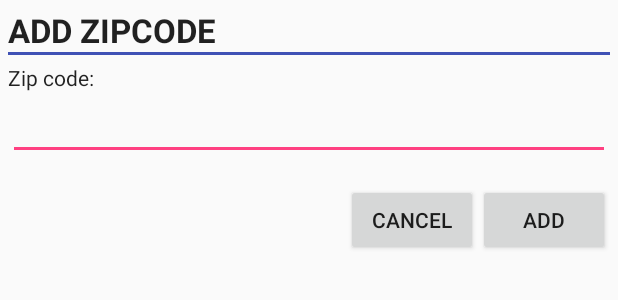
After one commit to giovas17/WeatherApp, an Android app: the layout zip_dialog.xml on its own in the app's theme, with its tools: preview values and no code run, on a phone screen of 412 x 824 dp. The commit adds this screen. Shown: the top 300 px of the screen. Run offline under Robolectric (Android 15) with nearby library versions, the phone set to English and light mode, and no system bars.

Commit message:
New layout for adding zip code dialog, also the creation of the database and the implementation of db in ZipCodes activity

```diff
--- a/app/src/main/java/com/giovas/weatherapp/Splash.java
+++ b/app/src/main/java/com/giovas/weatherapp/Splash.java
@@ -28,6 +28,7 @@ public class Splash extends AppCompatActivity {
                 }finally {
                     Intent intent = new Intent(Splash.this,MainActivity.class);
                     startActivity(intent);
+                    finish();
                 }
             }
         };
--- /dev/null
+++ b/app/src/main/res/drawable/remove_icon.xml
@@ -0,0 +1,5 @@
+<?xml version="1.0" encoding="utf-8"?>
+<selector xmlns:android="http://schemas.android.com/apk/res/android">
+    <item android:state_pressed="true" android:drawable="@drawable/ic_close_white_24dp"/>
+    <item android:drawable="@drawable/ic_close_black_24dp"/>
+</selector>
--- a/app/src/main/res/layout/layout_item_zipcodes.xml
+++ b/app/src/main/res/layout/layout_item_zipcodes.xml
@@ -26,7 +26,8 @@
             android:layout_height="wrap_content"
             android:layout_gravity="center"
             android:id="@+id/removeZipCode"
-            android:background="@drawable/ic_close_black_24dp"/>
+            android:clickable="true"
+            android:background="@drawable/remove_icon"/>
 
     </LinearLayout>
 
--- /dev/null
+++ b/app/src/main/res/layout/zip_dialog.xml
@@ -0,0 +1,54 @@
+<?xml version="1.0" encoding="utf-8"?>
+<LinearLayout xmlns:android="http://schemas.android.com/apk/res/android"
+    android:orientation="vertical" android:layout_width="match_parent"
+    android:padding="@dimen/minimal_padding"
+    android:layout_height="wrap_content">
+
+    <TextView
+        android:layout_width="wrap_content"
+        android:layout_height="wrap_content"
+        android:textAppearance="?android:attr/textAppearanceLarge"
+        android:text="@string/action_zip_codes"
+        android:textAllCaps="true"
+        android:textStyle="bold"
+        android:id="@+id/textTitle" />
+
+    <View
+        android:layout_width="match_parent"
+        android:layout_height="@dimen/separator"
+        android:background="@color/colorPrimary"/>
+
+    <TextView
+        android:layout_width="wrap_content"
+        android:layout_height="wrap_content"
+        android:text="@string/zipcode"
+        android:textAppearance="@style/TextAppearance.AppCompat.Body1"
+        android:layout_marginTop="@dimen/minimal_padding"/>
+
+    <EditText
+        android:id="@+id/zipcodeEntry"
+        android:layout_width="match_parent"
+        android:layout_height="wrap_content"
+        android:inputType="number"/>
+
+    <LinearLayout
+        android:layout_width="match_parent"
+        android:layout_height="wrap_content"
+        android:layout_marginTop="@dimen/activity_horizontal_margin"
+        android:orientation="horizontal"
+        android:gravity="end">
+
+        <Button
+            android:id="@+id/buttonCancel"
+            android:layout_width="wrap_content"
+            android:layout_height="wrap_content"
+            android:text="@string/cancel" />
+
+        <Button
+            android:id="@+id/buttonAdd"
+            android:layout_width="wrap_content"
+            android:layout_height="wrap_content"
+            android:text="@string/add"/>
+
+    </LinearLayout>
+</LinearLayout>
--- a/app/src/main/res/values/dimens.xml
+++ b/app/src/main/res/values/dimens.xml
@@ -8,4 +8,5 @@
     <dimen name="minimal_padding">5dp</dimen>
     <dimen name="card_elevation">4dp</dimen>
     <dimen name="appbar_elevation">6dp</dimen>
+    <dimen name="separator">2dp</dimen>
 </resources>
--- a/app/src/main/res/values/strings.xml
+++ b/app/src/main/res/values/strings.xml
@@ -3,4 +3,7 @@
     <string name="title_activity_zip_codes">ZipCodes</string>
     <string name="action_zip_codes">Add ZipCode</string>
     <string name="zipcode_example">99880</string>
+    <string name="zipcode">Zip code:</string>
+    <string name="cancel">Cancel</string>
+    <string name="add">Add</string>
 </resources>
```
Also changed, not shown: app/src/main/java/com/giovas/adapters/ZipCodeAdapter.java (+16 -0 lines), app/src/main/java/com/giovas/data/DataBase.java (added, +246 -0 lines), app/src/main/java/com/giovas/weatherapp/ZipCodes.java (+11 -4 lines).
